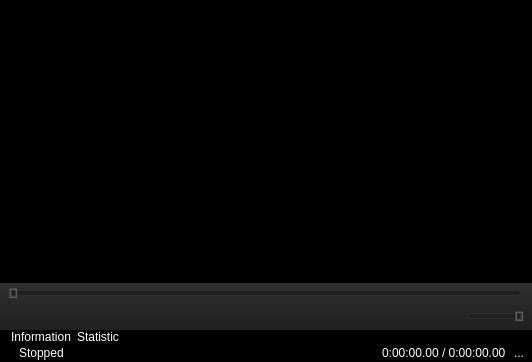
Above: hostwindow.ui from mpc-qt/mpc-qt before the change. Below: the same form after it.
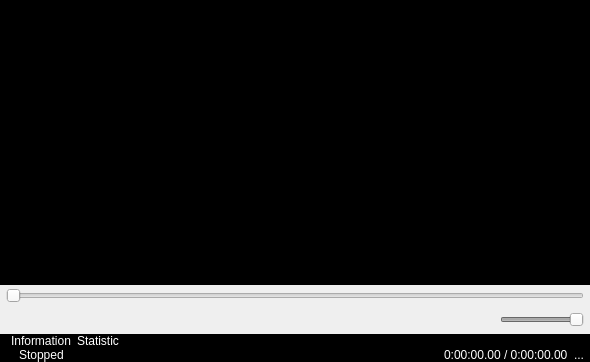
That is the form after the change. Icons and pictures are not drawn.

Commit message:
ui: revert stylesheet definition
I'm no graphics designer and the menu section entries were breaking
anyway.

Diff of the .ui file:
```diff
--- a/hostwindow.ui
+++ b/hostwindow.ui
@@ -6,7 +6,7 @@
    <rect>
     <x>0</x>
     <y>0</y>
-    <width>500</width>
+    <width>590</width>
     <height>362</height>
    </rect>
   </property>
@@ -24,59 +24,7 @@
     <normaloff>:/images/bitmaps/icon.png</normaloff>:/images/bitmaps/icon.png</iconset>
   </property>
   <property name="styleSheet">
-   <string notr="true">QPushButton {
-background: none;
-padding: 2;
-border: 1;
-border-style: solid;
-border-color: none;;
-border-radius: 2;
-}
-
-QPushButton:hover {
-background-color: qlineargradient(spread:pad, x1:0, y1:0, x2:0, y2:1, stop:0 rgba(192, 192, 192, 255), stop:1 rgba(128, 128, 128, 255));
-}
-
-QPushButton:pressed, QPushButton:checked {
-background: qlineargradient(spread:pad, x1:0, y1:0, x2:0, y2:1, stop:0 rgba(64, 64, 64, 128), stop:1 rgba(0, 0, 0, 128));;
-}
-QPushButton:checked {
-/*background: qlineargradient(spread:pad, x1:0, y1:0, x2:0, y2:1, stop: 0 rgba(64, 64, 64, 128), */
-border: 1px solid rgba(0,0,0,64);
-}
-
-QFrame {
-background: qlineargradient(spread:pad, x1:0, y1:0, x2:0, y2:1, stop:0 rgba(48, 48, 48, 255), stop:1 rgba(32, 32, 32, 255));
-color: rgb(128,128,128);
-}
-
-Line {
-border-color: blue;
-background-color: black;
-	alternate-background-color: rgb(0, 0, 0);
-}
-Line::groove {
-color: black;
-background-color: black;
-}
-
-QSlider {
-margin: 0px 5px;
-}
-QSlider::groove {
-background: rgb(32,32,32);
-height: 4px;
-border: 1px solid rgb(48,48,48);
-border-radius: 2px;
-}
-QSlider::handle {
-background: none;
-border: 2px groove rgb(64,64,64);
-margin: -3px -3px;
-width: 4px;
-}
-
-QMessageBox, QMessageBox * { background: #202020; color: #808080 }</string>
+   <string notr="true"/>
   </property>
   <layout class="QVBoxLayout" name="verticalLayout_4">
    <property name="spacing">
@@ -228,6 +176,9 @@
             <iconset resource="res.qrc">
              <normaloff>:/images/controls/play.png</normaloff>:/images/controls/play.png</iconset>
            </property>
+           <property name="flat">
+            <bool>true</bool>
+           </property>
           </widget>
          </item>
          <item>
@@ -242,6 +193,9 @@
            <property name="checkable">
             <bool>true</bool>
            </property>
+           <property name="flat">
+            <bool>true</bool>
+           </property>
           </widget>
          </item>
          <item>
@@ -253,6 +207,9 @@
             <iconset resource="res.qrc">
              <normaloff>:/images/controls/stop.png</normaloff>:/images/controls/stop.png</iconset>
            </property>
+           <property name="flat">
+            <bool>true</bool>
+           </property>
           </widget>
          </item>
          <item>
@@ -280,6 +237,9 @@
             <iconset resource="res.qrc">
              <normaloff>:/images/controls/back1.png</normaloff>:/images/controls/back1.png</iconset>
            </property>
+           <property name="flat">
+            <bool>true</bool>
+           </property>
           </widget>
          </item>
          <item>
@@ -291,6 +251,9 @@
             <iconset resource="res.qrc">
              <normaloff>:/images/controls/back2.png</normaloff>:/images/controls/back2.png</iconset>
            </property>
+           <property name="flat">
+            <bool>true</bool>
+           </property>
           </widget>
          </item>
          <item>
@@ -302,6 +265,9 @@
             <iconset resource="res.qrc">
              <normaloff>:/images/controls/forward1.png</normaloff>:/images/controls/forward1.png</iconset>
            </property>
+           <property name="flat">
+            <bool>true</bool>
+           </property>
           </widget>
          </item>
          <item>
@@ -313,6 +279,9 @@
             <iconset resource="res.qrc">
              <normaloff>:/images/controls/forward2.png</normaloff>:/images/controls/forward2.png</iconset>
            </property>
+           <property name="flat">
+            <bool>true</bool>
+           </property>
           </widget>
          </item>
          <item>
@@ -340,6 +309,9 @@
             <iconset resource="res.qrc">
              <normaloff>:/images/controls/back3.png</normaloff>:/images/controls/back3.png</iconset>
            </property>
+           <property name="flat">
+            <bool>true</bool>
+           </property>
           </widget>
          </item>
          <item>
@@ -351,6 +323,9 @@
             <iconset resource="res.qrc">
              <normaloff>:/images/controls/forward3.png</normaloff>:/images/controls/forward3.png</iconset>
            </property>
+           <property name="flat">
+            <bool>true</bool>
+           </property>
           </widget>
          </item>
          <item>
@@ -378,6 +353,9 @@
            <property name="checkable">
             <bool>true</bool>
            </property>
+           <property name="flat">
+            <bool>true</bool>
+           </property>
           </widget>
          </item>
          <item>
```
